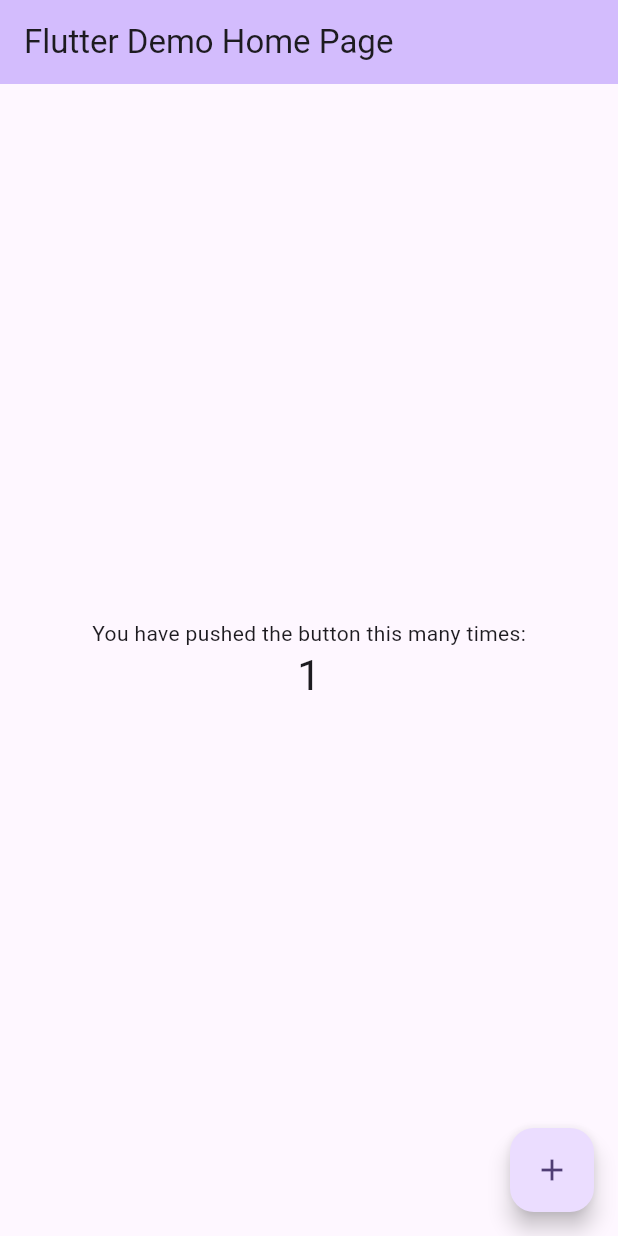
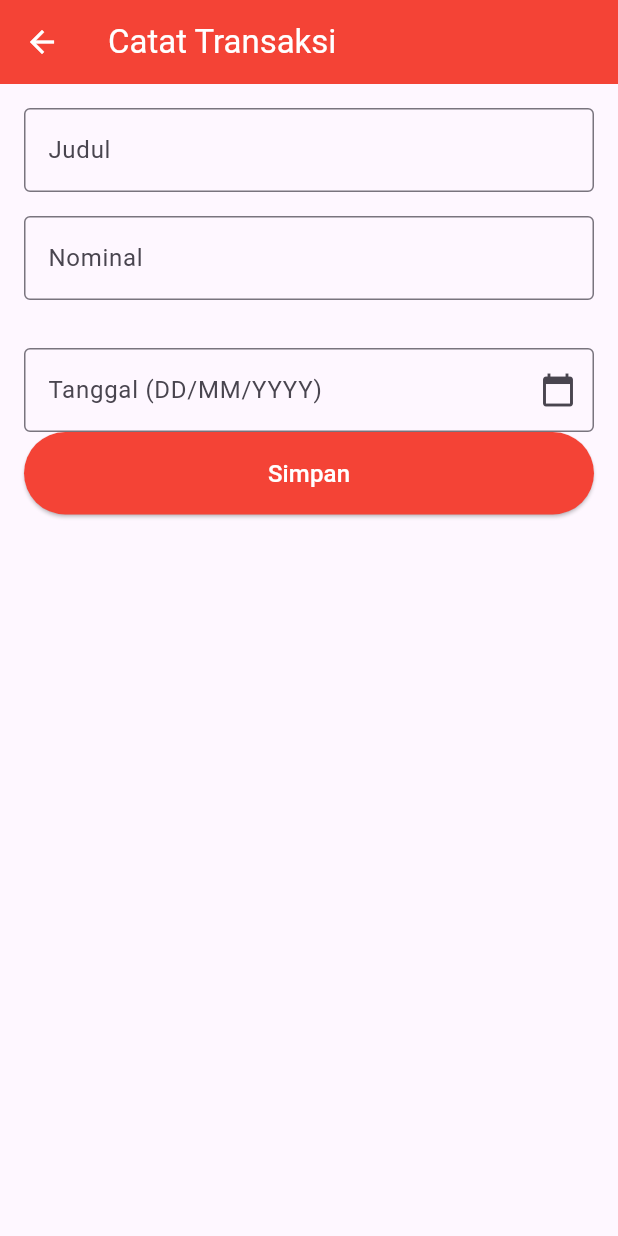
Before and after one commit to ahmad-raka-alkindi/aplikasi-mobile, a Flutter app: the screen it shows after launch, after a tap on the "add" icon, on a phone screen of 412 x 824 dp. Run offline on Flutter 3.47's test engine with Material 3 defaults, Android fonts, the phone set to English and light mode, and no system bars.

Commit message:
Add files via upload
praktikum pekan 4

```diff
--- /dev/null
+++ b/lib/add_transaction_screen.dart
@@ -0,0 +1,106 @@
+import 'package:flutter/material.dart';
+
+class AddTransactionScreen extends StatefulWidget {
+  const AddTransactionScreen({super.key});
+
+  @override
+  State<AddTransactionScreen> createState() => _AddTransactionScreenState();
+}
+
+class _AddTransactionScreenState extends State<AddTransactionScreen> {
+  final _formKey = GlobalKey<FormState>();
+  final _titleController = TextEditingController();
+  final _amountController = TextEditingController();
+  final _dateController = TextEditingController();
+
+  @override
+  Widget build(BuildContext context) {
+    return Scaffold(
+      appBar: AppBar(
+        title: const Text("Catat Transaksi"),
+        backgroundColor: Colors.red,
+        foregroundColor: Colors.white,
+      ),
+      body: Padding(
+        padding: const EdgeInsets.all(16.0),
+        child: Form(
+          key: _formKey,
+          child: Column(
+            crossAxisAlignment: CrossAxisAlignment.stretch,
+            children: [
+              TextFormField(
+                controller: _titleController,
+                decoration: const InputDecoration(
+                  labelText: "Judul",
+                  border: OutlineInputBorder(),
+                ),
+                validator: (value) =>
+                    value!.isEmpty ? "Tidak boleh kosong" : null,
+              ),
+              const SizedBox(height: 16),
+              TextFormField(
+                controller: _amountController,
+                keyboardType: TextInputType.number,
+                decoration: const InputDecoration(
+                  labelText: "Nominal",
+                  border: OutlineInputBorder(),
+                ),
+                validator: (value) =>
+                    value!.isEmpty ? "Tidak boleh kosong" : null,
+              ),
+              const SizedBox(height: 32),
+              TextFormField(
+                controller: _dateController,
+                readOnly: true, // supaya tidak diketik manual
+                decoration: InputDecoration(
+                  labelText: "Tanggal (DD/MM/YYYY)",
+                  border: const OutlineInputBorder(),
+                  suffixIcon: IconButton(
+                    icon: const Icon(Icons.calendar_today),
+                    onPressed: () async {
+                      final DateTime? picked = await showDatePicker(
+                        context: context,
+                        initialDate: DateTime.now(),
+                        firstDate: DateTime(2000),
+                        lastDate: DateTime(2100),
+                      );
+                      if (picked != null) {
+                        _dateController.text =
+                            "${picked.day}/${picked.month}/${picked.year}";
+                      }
+                    },
+                  ),
+                ),
+                validator: (value) => value == null || value.isEmpty
+                    ? "Tanggal wajib diisi"
+                    : null,
+              ),
+
+              const SizedBox(height: 0),
+              ElevatedButton(
+                style: ElevatedButton.styleFrom(
+                  backgroundColor: Colors.red,
+                  foregroundColor: Colors.white,
+                  padding: const EdgeInsets.symmetric(vertical: 16),
+                ),
+                onPressed: () {
+                  if (_formKey.currentState!.validate()) {
+                    ScaffoldMessenger.of(context).showSnackBar(
+                      const SnackBar(
+                        content: Text('Transaksi Berhasil Disimpan!'),
+                        backgroundColor: Colors.green,
+                      ),
+                    );
+                    // NAVIGASI POP: Kembali ke halaman sebelumnya (Dashboard)
+                    Navigator.pop(context);
+                  }
+                },
+                child: const Text("Simpan", style: TextStyle(fontSize: 16)),
+              ),
+            ],
+          ),
+        ),
+      ),
+    );
+  }
+}
--- /dev/null
+++ b/lib/dashboard_screen.dart
@@ -0,0 +1,149 @@
+import 'package:flutter/material.dart';
+
+import 'add_transaction_screen.dart';
+import 'transaction_detail_screen.dart';
+
+class DashboardScreen extends StatelessWidget {
+  const DashboardScreen({super.key});
+
+  @override
+  Widget build(BuildContext context) {
+    return Scaffold(
+      appBar: AppBar(
+        title: const Text('Dashboard Keuangan'),
+        backgroundColor: Colors.red,
+        foregroundColor: Colors.white,
+      ),
+      // Tombol mengambang (FAB) untuk tambah transaksi
+      floatingActionButton: FloatingActionButton(
+        backgroundColor: Colors.red,
+        foregroundColor: Colors.white,
+        child: const Icon(Icons.add),
+        onPressed: () {
+          // NAVIGASI PUSH: Berpindah ke halaman Form
+          Navigator.push(
+            context,
+            MaterialPageRoute(
+              builder: (context) => const AddTransactionScreen(),
+            ),
+          );
+        },
+      ),
+      body: SingleChildScrollView(
+        padding: const EdgeInsets.all(16.0),
+        child: Column(
+          crossAxisAlignment: CrossAxisAlignment.start,
+          children: [
+            const Text(
+              'Halo, Budi',
+              style: TextStyle(fontSize: 20, fontWeight: FontWeight.bold),
+            ),
+            const SizedBox(height: 20),
+            _buildBalanceCard(),
+            const SizedBox(height: 20),
+            const Text(
+              'Transaksi Terakhir',
+              style: TextStyle(fontSize: 18, fontWeight: FontWeight.bold),
+            ),
+            const SizedBox(height: 12),
+            _buildTransactionList(context), // Mengirim context untuk navigasi
+          ],
+        ),
+      ),
+    );
+  }
+
+  Widget _buildBalanceCard() {
+    return Card(
+      elevation: 4,
+      color: Colors.redAccent,
+      shape: RoundedRectangleBorder(borderRadius: BorderRadius.circular(16)),
+      child: const Padding(
+        padding: EdgeInsets.all(20.0),
+        child: Column(
+          crossAxisAlignment: CrossAxisAlignment.start,
+          children: [
+            Text(
+              'Saldo Utama',
+              style: TextStyle(fontSize: 16, color: Colors.white70),
+            ),
+            SizedBox(height: 8),
+            Text(
+              'Rp 5.000.000',
+              style: TextStyle(
+                fontSize: 28,
+                fontWeight: FontWeight.bold,
+                color: Colors.white,
+              ),
+            ),
+          ],
+        ),
+      ),
+    );
+  }
+
+  Widget _buildTransactionList(BuildContext context) {
+    return Card(
+      elevation: 2,
+      child: Column(
+        children: [
+          ListTile(
+            leading: const CircleAvatar(
+              backgroundColor: Colors.orange,
+              child: Icon(Icons.fastfood, color: Colors.white),
+            ),
+            title: const Text('Makan Siang'),
+            subtitle: const Text('Hari ini'),
+            trailing: const Text(
+              '- Rp 50.000',
+              style: TextStyle(color: Colors.red, fontWeight: FontWeight.bold),
+            ),
+            onTap: () {
+              // NAVIGASI PUSH DENGAN DATA (Passing Data)
+              Navigator.push(
+                context,
+                MaterialPageRoute(
+                  builder: (context) => const TransactionDetailScreen(
+                    title: 'Makan Siang',
+                    amount: '- Rp 50.000',
+                    category: 'Makanan',
+                    date: '13 September 2026',
+                  ),
+                ),
+              );
+            },
+          ),
+          const Divider(height: 1),
+          ListTile(
+            leading: const CircleAvatar(
+              backgroundColor: Colors.green,
+              child: Icon(Icons.attach_money, color: Colors.white),
+            ),
+            title: const Text('Gaji Bulanan'),
+            subtitle: const Text('1 September 2026'),
+            trailing: const Text(
+              '+ Rp 5.000.000',
+              style: TextStyle(
+                color: Colors.green,
+                fontWeight: FontWeight.bold,
+              ),
+            ),
+            onTap: () {
+              Navigator.push(
+                context,
+                MaterialPageRoute(
+                  builder: (context) => const TransactionDetailScreen(
+                    title: 'Gaji Bulanan',
+                    amount: '+ Rp 5.000.000',
+                    category: 'Pemasukan',
+                    date: '1 September 2026',
+                  ),
+                ),
+              );
+            },
+          ),
+        ],
+      ),
+    );
+  }
+}
--- a/lib/main.dart
+++ b/lib/main.dart
@@ -1,4 +1,6 @@
 import 'package:flutter/material.dart';
+
+import 'dashboard_screen.dart';
 
 void main() {
   runApp(const MyApp());
@@ -7,116 +9,13 @@ void main() {
 class MyApp extends StatelessWidget {
   const MyApp({super.key});
 
-  // This widget is the root of your application.
   @override
   Widget build(BuildContext context) {
     return MaterialApp(
-      title: 'Flutter Demo',
-      theme: ThemeData(
-        // This is the theme of your application.
-        //
-        // TRY THIS: Try running your application with "flutter run". You'll see
-        // the application has a purple toolbar. Then, without quitting the app,
-        // try changing the seedColor in the colorScheme below to Colors.green
-        // and then invoke "hot reload" (save your changes or press the "hot
-        // reload" button in a Flutter-supported IDE, or press "r" if you used
-        // the command line to start the app).
-        //
-        // Notice that the counter didn't reset back to zero; the application
-        // state is not lost during the reload. To reset the state, use hot
-        // restart instead.
-        //
-        // This works for code too, not just values: Most code changes can be
-        // tested with just a hot reload.
-        colorScheme: .fromSeed(seedColor: Colors.deepPurple),
-      ),
-      home: const MyHomePage(title: 'Flutter Demo Home Page'),
+      debugShowCheckedModeBanner: false,
+      title: 'Expanse Tracker - modul 4',
+      theme: ThemeData(primarySwatch: Colors.red),
+      home: const DashboardScreen(),
     );
   }
 }
-
-class MyHomePage extends StatefulWidget {
-  const MyHomePage({super.key, required this.title});
-
-  // This widget is the home page of your application. It is stateful, meaning
-  // that it has a State object (defined below) that contains fields that affect
-  // how it looks.
-
-  // This class is the configuration for the state. It holds the values (in this
-  // case the title) provided by the parent (in this case the App widget) and
-  // used by the build method of the State. Fields in a Widget subclass are
-  // always marked "final".
-
-  final String title;
-
-  @override
-  State<MyHomePage> createState() => _MyHomePageState();
-}
-
-class _MyHomePageState extends State<MyHomePage> {
-  int _counter = 0;
-
-  void _incrementCounter() {
-    setState(() {
-      // This call to setState tells the Flutter framework that something has
-      // changed in this State, which causes it to rerun the build method below
-      // so that the display can reflect the updated values. If we changed
-      // _counter without calling setState(), then the build method would not be
-      // called again, and so nothing would appear to happen.
-      _counter++;
-    });
-  }
-
-  @override
-  Widget build(BuildContext context) {
-    // This method is rerun every time setState is called, for instance as done
-    // by the _incrementCounter method above.
-    //
-    // The Flutter framework has been optimized to make rerunning build methods
-    // fast, so that you can just rebuild anything that needs updating rather
-    // than having to individually change instances of widgets.
-    return Scaffold(
-      appBar: AppBar(
-        // TRY THIS: Try changing the color here to a specific color (to
-        // Colors.amber, perhaps?) and trigger a hot reload to see the AppBar
-        // change color while the other colors stay the same.
-        backgroundColor: Theme.of(context).colorScheme.inversePrimary,
-        // Here we take the value from the MyHomePage object that was created by
-        // the App.build method, and use it to set our appbar title.
-        title: Text(widget.title),
-      ),
-      body: Center(
-        // Center is a layout widget. It takes a single child and positions it
-        // in the middle of the parent.
-        child: Column(
-          // Column is also a layout widget. It takes a list of children and
-          // arranges them vertically. By default, it sizes itself to fit its
-          // children horizontally, and tries to be as tall as its parent.
-          //
-          // Column has various properties to control how it sizes itself and
-          // how it positions its children. Here we use mainAxisAlignment to
-          // center the children vertically; the main axis here is the vertical
-          // axis because Columns are vertical (the cross axis would be
-          // horizontal).
-          //
-          // TRY THIS: Invoke "debug painting" (choose the "Toggle Debug Paint"
-          // action in the IDE, or press "p" in the console), to see the
-          // wireframe for each widget.
-          mainAxisAlignment: .center,
-          children: [
-            const Text('You have pushed the button this many times:'),
-            Text(
-              '$_counter',
-              style: Theme.of(context).textTheme.headlineMedium,
-            ),
-          ],
-        ),
-      ),
-      floatingActionButton: FloatingActionButton(
-        onPressed: _incrementCounter,
-        tooltip: 'Increment',
-        child: const Icon(Icons.add),
-      ),
-    );
-  }
-}
```
Also changed, not shown: lib/transaction_detail_screen.dart (added, +69 -0 lines).
